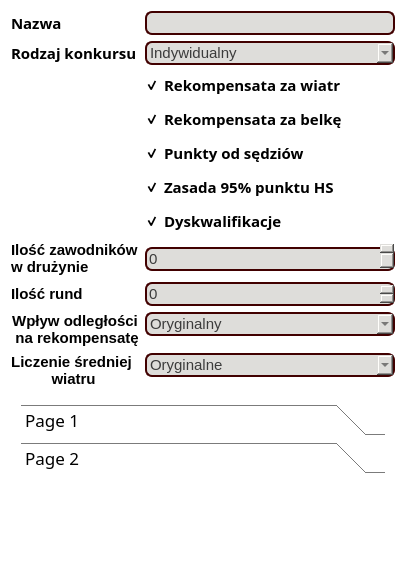
SiekamCebule/sj-sim, file source/UI/EditorWidgets/CompetitionRulesEditorWidget.ui: the form before one commit.
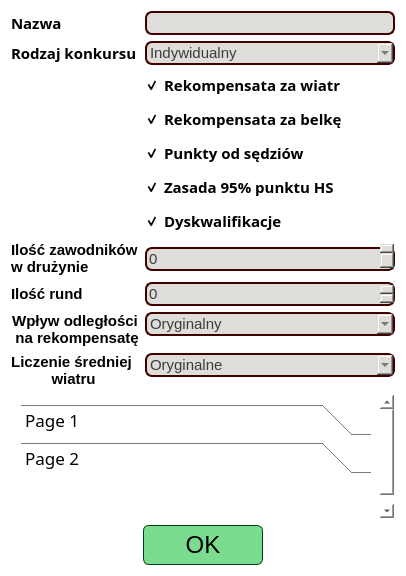
The form after the commit.

The edit to the form file:
```diff
--- a/source/UI/EditorWidgets/CompetitionRulesEditorWidget.ui
+++ b/source/UI/EditorWidgets/CompetitionRulesEditorWidget.ui
@@ -7,7 +7,7 @@
     <x>0</x>
     <y>0</y>
     <width>403</width>
-    <height>567</height>
+    <height>576</height>
    </rect>
   </property>
   <property name="sizePolicy">
@@ -439,7 +439,7 @@
         <x>0</x>
         <y>0</y>
         <width>383</width>
-        <height>180</height>
+        <height>141</height>
        </rect>
       </property>
       <layout class="QVBoxLayout" name="verticalLayout">
@@ -479,7 +479,7 @@
             <x>0</x>
             <y>0</y>
             <width>365</width>
-            <height>90</height>
+            <height>51</height>
            </rect>
           </property>
           <attribute name="label">
@@ -492,6 +492,71 @@
      </widget>
     </widget>
    </item>
+   <item>
+    <layout class="QHBoxLayout" name="horizontalLayout_OKButton_2">
+     <item>
+      <spacer name="horizontalSpacer_3">
+       <property name="orientation">
+        <enum>Qt::Horizontal</enum>
+       </property>
+       <property name="sizeHint" stdset="0">
+        <size>
+         <width>40</width>
+         <height>20</height>
+        </size>
+       </property>
+      </spacer>
+     </item>
+     <item>
+      <widget class="QPushButton" name="pushButton_submit">
+       <property name="minimumSize">
+        <size>
+         <width>120</width>
+         <height>40</height>
+        </size>
+       </property>
+       <property name="maximumSize">
+        <size>
+         <width>120</width>
+         <height>40</height>
+        </size>
+       </property>
+       <property name="font">
+        <font>
+         <pointsize>18</pointsize>
+        </font>
+       </property>
+       <property name="styleSheet">
+        <string notr="true">QPushButton{
+border: 1px solid rgb(0, 59, 23);
+border-radius: 6px;
+color: rgb(0, 0, 0);
+background-color: rgb(123, 220, 144);
+}
+QPushButton:hover{
+background-color: rgb(153, 253, 174);
+}</string>
+       </property>
+       <property name="text">
+        <string>OK</string>
+       </property>
+      </widget>
+     </item>
+     <item>
+      <spacer name="horizontalSpacer_4">
+       <property name="orientation">
+        <enum>Qt::Horizontal</enum>
+       </property>
+       <property name="sizeHint" stdset="0">
+        <size>
+         <width>40</width>
+         <height>20</height>
+        </size>
+       </property>
+      </spacer>
+     </item>
+    </layout>
+   </item>
   </layout>
  </widget>
  <resources/>
```
Left out of the diff: 2 changed lines with no effect on the pictures.
